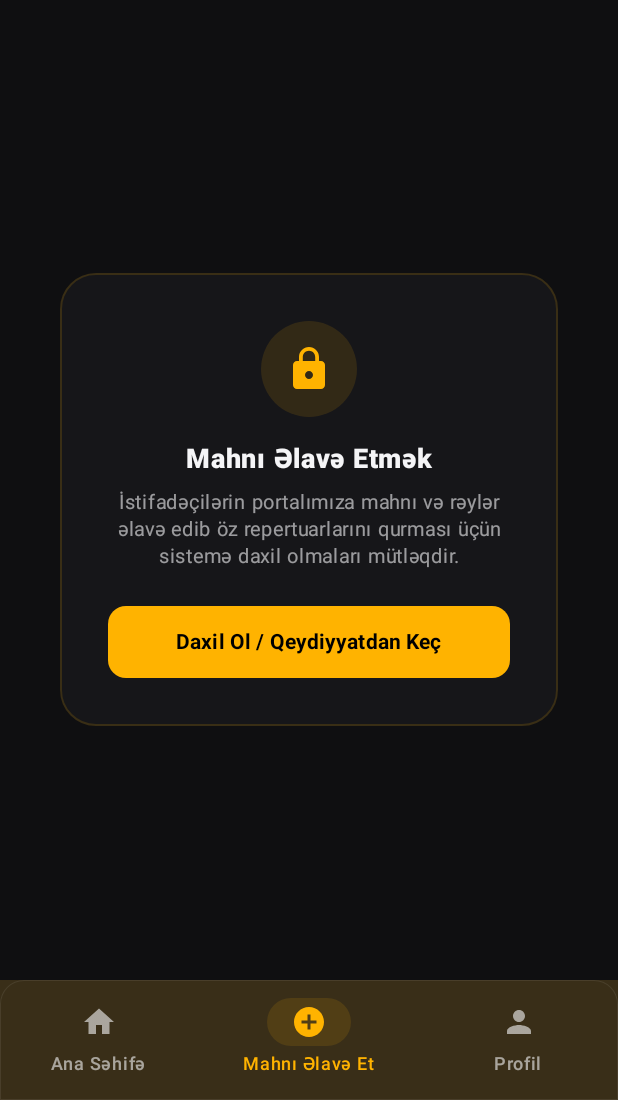
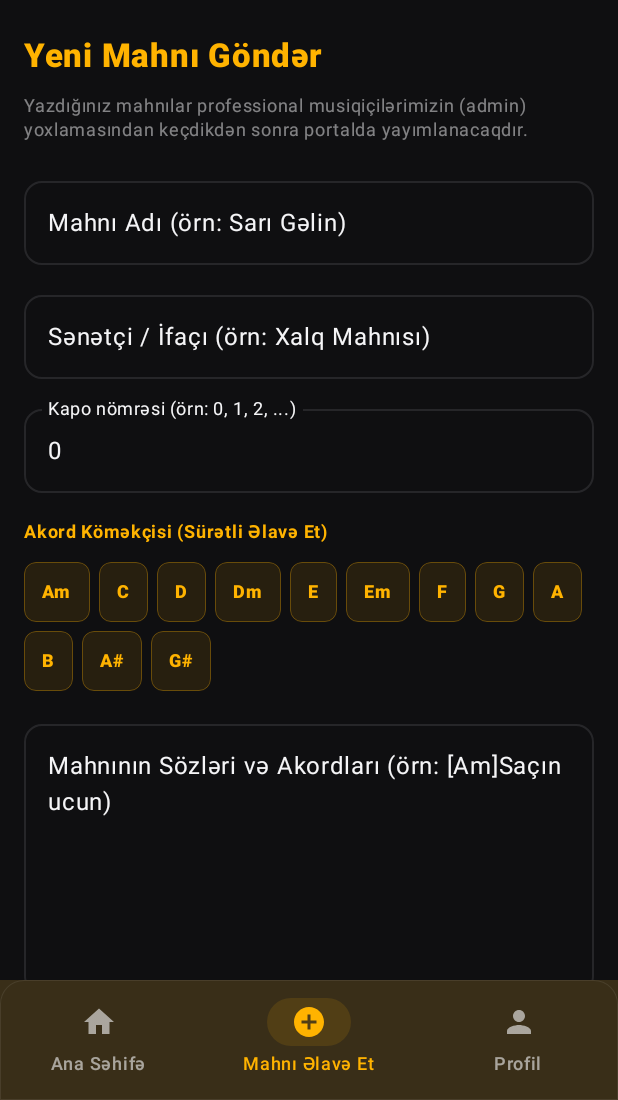
Before and after one commit to tuncayqurbanov19-code/AzChords, an Android app built with Jetpack Compose: the screen it shows after launch (MainActivity), item 2 of the bottom bar chosen, on a phone screen of 412 x 824 dp, the part 136-1236 px from its top. Run offline under Robolectric (Android 15) with nearby library versions, the light colour scheme and no system bars; our stand-ins replace Room's generated code.

Commit message:
feat(ui): add statistics deck to dashboard
Display total song, view, and comment counts on the main screen by exposing all comments via the repository and ViewModel.

```diff
--- a/app/src/main/java/com/example/MainActivity.kt
+++ b/app/src/main/java/com/example/MainActivity.kt
@@ -348,6 +348,7 @@
     val approvedSongs by viewModel.approvedSongs.collectAsState()
     val trendingSongs by viewModel.trendingSongs.collectAsState()
     val repertoireSongs by viewModel.repertoireSongs.collectAsState()
+    val allComments by viewModel.allComments.collectAsState()
 
     Column(
         modifier = Modifier
@@ -396,6 +397,138 @@
                 .padding(vertical = 8.dp)
                 .testTag("search_bar")
         )
+
+        // Statistics Deck
+        val totalSongCount = approvedSongs.size
+        val totalViewsCount = approvedSongs.sumOf { it.views }
+        val totalCommentsCount = allComments.size
+
+        Row(
+            modifier = Modifier
+                .fillMaxWidth()
+                .padding(vertical = 6.dp),
+            horizontalArrangement = Arrangement.spacedBy(8.dp)
+        ) {
+            // Stat 1: Songs
+            Card(
+                modifier = Modifier
+                    .weight(1f)
+                    .testTag("stat_songs"),
+                shape = RoundedCornerShape(16.dp),
+                colors = CardDefaults.cardColors(
+                    containerColor = MaterialTheme.colorScheme.surfaceVariant.copy(alpha = 0.25f)
+                ),
+                border = BorderStroke(1.dp, MaterialTheme.colorScheme.onSurface.copy(alpha = 0.05f))
+            ) {
+                Column(
+                    modifier = Modifier
+                        .fillMaxWidth()
+                        .padding(10.dp),
+                    horizontalAlignment = Alignment.CenterHorizontally
+                ) {
+                    Icon(
+                        imageVector = Icons.Default.Star,
+                        contentDescription = "Mahnı Sayı",
+                        tint = MaterialTheme.colorScheme.primary,
+                        modifier = Modifier.size(20.dp)
+                    )
+                    Spacer(modifier = Modifier.height(4.dp))
+                    Text(
+                        text = "Mahnı Sayı",
+                        fontSize = 10.sp,
+                        fontWeight = FontWeight.Medium,
+                        color = MaterialTheme.colorScheme.onSurface.copy(alpha = 0.5f)
+                    )
+                    Spacer(modifier = Modifier.height(2.dp))
+                    Text(
+                        text = "$totalSongCount Akord",
+                        fontSize = 13.sp,
+                        fontWeight = FontWeight.Black,
+                        color = MaterialTheme.colorScheme.primary
+                    )
+                }
+            }
+
+            // Stat 2: Views
+            Card(
+                modifier = Modifier
+                    .weight(1f)
+                    .testTag("stat_views"),
+                shape = RoundedCornerShape(16.dp),
+                colors = CardDefaults.cardColors(
+                    containerColor = MaterialTheme.colorScheme.surfaceVariant.copy(alpha = 0.25f)
+                ),
+                border = BorderStroke(1.dp, MaterialTheme.colorScheme.onSurface.copy(alpha = 0.05f))
+            ) {
+                Column(
+                    modifier = Modifier
+                        .fillMaxWidth()
+                        .padding(10.dp),
+                    horizontalAlignment = Alignment.CenterHorizontally
+                ) {
+                    Icon(
+                        imageVector = Icons.Default.PlayArrow,
+                        contentDescription = "Ümumi Baxış",
+                        tint = MaterialTheme.colorScheme.primary,
+                        modifier = Modifier.size(20.dp)
+                    )
+                    Spacer(modifier = Modifier.height(4.dp))
+                    Text(
+                        text = "Ümumi Baxış",
+                        fontSize = 10.sp,
+                        fontWeight = FontWeight.Medium,
+                        color = MaterialTheme.colorScheme.onSurface.copy(alpha = 0.5f)
+                    )
+                    Spacer(modifier = Modifier.height(2.dp))
+                    Text(
+                        text = "$totalViewsCount Baxış",
+                        fontSize = 13.sp,
+                        fontWeight = FontWeight.Black,
+                        color = MaterialTheme.colorScheme.primary
+                    )
+                }
+            }
+
+            // Stat 3: Comments
+            Card(
+                modifier = Modifier
+                    .weight(1f)
+                    .testTag("stat_comments"),
+                shape = RoundedCornerShape(16.dp),
+                colors = CardDefaults.cardColors(
+                    containerColor = MaterialTheme.colorScheme.surfaceVariant.copy(alpha = 0.25f)
+                ),
+                border = BorderStroke(1.dp, MaterialTheme.colorScheme.onSurface.copy(alpha = 0.05f))
+            ) {
+                Column(
+                    modifier = Modifier
+                        .fillMaxWidth()
+                        .padding(10.dp),
+                    horizontalAlignment = Alignment.CenterHorizontally
+                ) {
+                    Icon(
+                        imageVector = Icons.Default.Favorite,
+                        contentDescription = "Rəylər",
+                        tint = MaterialTheme.colorScheme.primary,
+                        modifier = Modifier.size(20.dp)
+                    )
+                    Spacer(modifier = Modifier.height(4.dp))
+                    Text(
+                        text = "Mahnı Rəyləri",
+                        fontSize = 10.sp,
+                        fontWeight = FontWeight.Medium,
+                        color = MaterialTheme.colorScheme.onSurface.copy(alpha = 0.5f)
+                    )
+                    Spacer(modifier = Modifier.height(2.dp))
+                    Text(
+                        text = "$totalCommentsCount Rəy",
+                        fontSize = 13.sp,
+                        fontWeight = FontWeight.Black,
+                        color = MaterialTheme.colorScheme.primary
+                    )
+                }
+            }
+        }
 
         // Tab selection pills for home content formatted in a gorgeous unified stadium dock bar
         Card(
@@ -1065,65 +1198,6 @@
 @OptIn(ExperimentalLayoutApi::class)
 @Composable
 fun AddSongScreen(viewModel: MainViewModel) {
-    if (viewModel.currentUser == null) {
-        Box(
-            modifier = Modifier
-                .fillMaxSize()
-                .padding(24.dp),
-            contentAlignment = Alignment.Center
-        ) {
-            Card(
-                modifier = Modifier.fillMaxWidth().padding(16.dp),
-                colors = CardDefaults.cardColors(containerColor = MaterialTheme.colorScheme.surfaceVariant.copy(alpha = 0.4f)),
-                shape = RoundedCornerShape(24.dp),
-                border = BorderStroke(1.dp, MaterialTheme.colorScheme.primary.copy(alpha = 0.15f))
-            ) {
-                Column(
-                    modifier = Modifier.padding(32.dp),
-                    horizontalAlignment = Alignment.CenterHorizontally
-                ) {
-                    Box(
-                        modifier = Modifier
-                            .size(64.dp)
-                            .background(MaterialTheme.colorScheme.primary.copy(alpha = 0.12f), CircleShape),
-                        contentAlignment = Alignment.Center
-                    ) {
-                        Icon(
-                            imageVector = Icons.Default.Lock,
-                            contentDescription = "Shield lock",
-                            modifier = Modifier.size(32.dp),
-                            tint = MaterialTheme.colorScheme.primary
-                        )
-                    }
-                    Spacer(modifier = Modifier.height(16.dp))
-                    Text(
-                        text = "Mahnı Əlavə Etmək",
-                        fontSize = 18.sp,
-                        fontWeight = FontWeight.Black
-                    )
-                    Spacer(modifier = Modifier.height(8.dp))
-                    Text(
-                        text = "İstifadəçilərin portalımıza mahnı və rəylər əlavə edib öz repertuarlarını qurması üçün sistemə daxil olmaları mütləqdir.",
-                        textAlign = TextAlign.Center,
-                        fontSize = 13.sp,
-                        color = MaterialTheme.colorScheme.onSurface.copy(alpha = 0.6f),
-                        lineHeight = 18.sp
-                    )
-                    Spacer(modifier = Modifier.height(24.dp))
-                    Button(
-                        onClick = { viewModel.navigateTo(Screen.Account) },
-                        shape = RoundedCornerShape(12.dp),
-                        modifier = Modifier
-                            .fillMaxWidth()
-                            .height(48.dp)
-                            .testTag("add_song_login_btn")
-                    ) {
-                        Text("Daxil Ol / Qeydiyyatdan Keç", fontWeight = FontWeight.Bold)
-                    }
-                }
-            }
-        }
-    } else {
     LazyColumn(
         modifier = Modifier
             .fillMaxSize()
@@ -1322,7 +1396,6 @@
                         .testTag("submit_song_btn")
                 ) {
                     Text("Mahnını Gönder", fontWeight = FontWeight.Bold, fontSize = 15.sp)
-                }
                 }
             }
         }
--- a/app/src/main/java/com/example/data/dao/Daos.kt
+++ b/app/src/main/java/com/example/data/dao/Daos.kt
@@ -76,6 +76,9 @@
     @Query("SELECT * FROM comments WHERE songId = :songId ORDER BY timestamp DESC")
     fun getCommentsForSongFlow(songId: Int): Flow<List<Comment>>
 
+    @Query("SELECT * FROM comments")
+    fun getAllCommentsFlow(): Flow<List<Comment>>
+
     @Insert(onConflict = OnConflictStrategy.REPLACE)
     suspend fun insertComment(comment: Comment)
 }
--- a/app/src/main/java/com/example/data/repository/AppRepository.kt
+++ b/app/src/main/java/com/example/data/repository/AppRepository.kt
@@ -76,6 +76,8 @@
     }
 
     // Comments
+    val allComments: Flow<List<Comment>> = commentDao.getAllCommentsFlow()
+
     fun getCommentsForSong(songId: Int): Flow<List<Comment>> {
         return commentDao.getCommentsForSongFlow(songId)
     }
--- a/app/src/main/java/com/example/ui/viewmodel/MainViewModel.kt
+++ b/app/src/main/java/com/example/ui/viewmodel/MainViewModel.kt
@@ -126,6 +126,9 @@
         songs.filter { favoriteSet.contains(it.id) }
     }.stateIn(viewModelScope, SharingStarted.WhileSubscribed(5000), emptyList())
 
+    val allComments: StateFlow<List<Comment>> = repository.allComments
+        .stateIn(viewModelScope, SharingStarted.WhileSubscribed(5000), emptyList())
+
     // Currently Selected Song & Details
     var selectedSong by mutableStateOf<Song?>(null)
         private set
@@ -198,10 +201,6 @@
     // Submit Song
     fun submitSong(onCompleted: () -> Unit) {
         val user = currentUser
-        if (user == null) {
-            authErrorMessage = "Mahnı əlavə etmək üçün daxil olmalısınız."
-            return
-        }
 
         if (inputSongTitle.isBlank() || inputSongArtist.isBlank() || inputSongChordsAndLyrics.isBlank()) {
             authErrorMessage = "Lütfən bütün sətirləri doldurun."
@@ -211,14 +210,14 @@
         val capoVal = inputSongCapo.toIntOrNull() ?: 0
 
         viewModelScope.launch {
-            val isApprovedInitially = user.isAdmin // Admin submissions are approved instantly
+            val isApprovedInitially = user?.isAdmin == true // Admin submissions are approved instantly
             val song = Song(
                 title = inputSongTitle.trim(),
                 artist = inputSongArtist.trim(),
                 chordsAndLyrics = inputSongChordsAndLyrics.trim(),
                 capo = capoVal,
                 isApproved = isApprovedInitially,
-                submittedByUsername = user.username
+                submittedByUsername = user?.username ?: "Qonaq"
             )
 
             repository.insertSong(song)
```
Also changed, not shown: 1 other file. Lines whose indentation alone changed are shown as unchanged.
